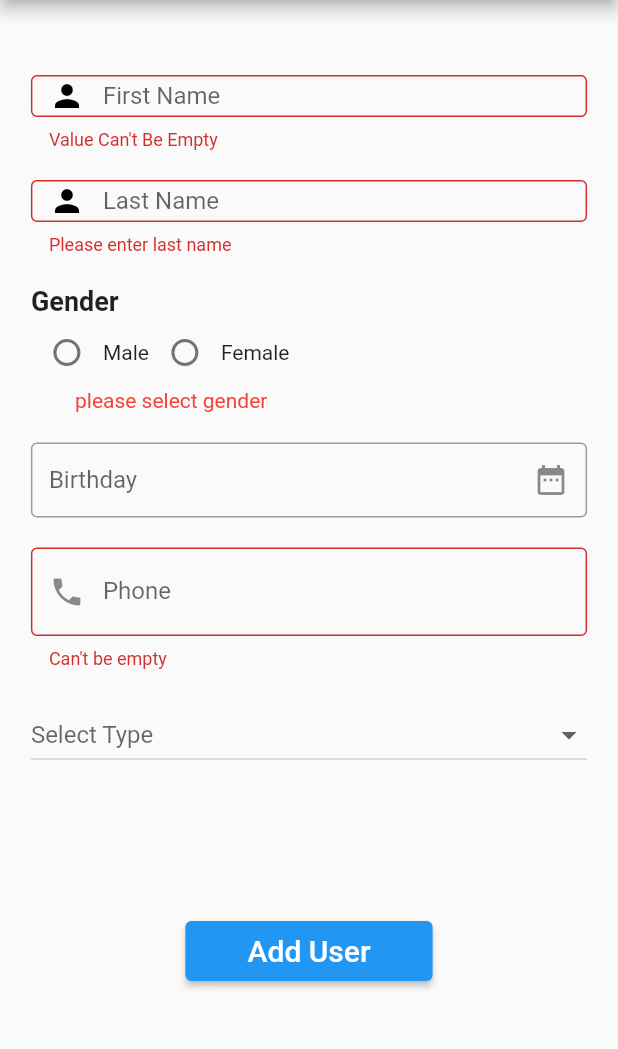
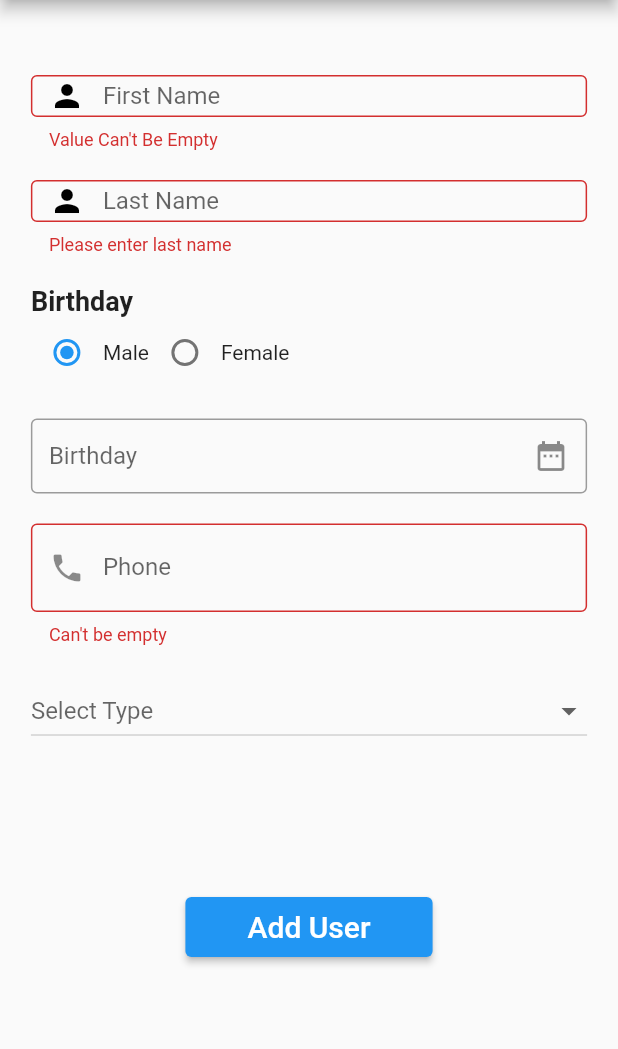
Before and after one commit to huevangxp/flutter_crud, a Flutter app: the EdittUser screen opened directly, after a tap on "Add User", on a phone screen of 412 x 824 dp, the part 84-1133 px from its top. Run offline on Flutter 3.47's test engine with Material 2 defaults, Android fonts, the phone set to English and light mode, and no system bars; our stand-ins replace google_nav_bar; missing offline and left inert: dart:html; network calls fail; statements that could not run were skipped.

Commit message:
upddate new

```diff
--- a/lib/pages/edit_user.dart
+++ b/lib/pages/edit_user.dart
@@ -1,18 +1,35 @@
 import 'package:flutter/material.dart';
+import 'package:flutter_crud/pages/home.dart';
+import 'package:flutter_crud/services/user_service.dart';
 import 'package:intl/intl.dart';
 
 class EdittUser extends StatefulWidget {
-  const EdittUser({super.key});
+  String? id;
+  String? fname;
+  String? lname;
+  String? gender;
+  String? role;
+  String? birthday;
+  String? phone;
+  EdittUser(
+      {super.key,
+      this.id,
+      this.fname,
+      this.lname,
+      this.birthday,
+      this.gender,
+      this.phone,
+      this.role});
 
   @override
   State<EdittUser> createState() => _EdittUserState();
 }
 
 class _EdittUserState extends State<EdittUser> {
-  String Gender = "";
+  String gender = "MALE";
   String selectUser = 'Select Type';
   DateTime selected = DateTime.now();
-  DateFormat formatter = DateFormat('dd-MM-yyyy');
+  DateFormat formatter = DateFormat('yyyy-MM-dd');
   TextEditingController BirthdayController = TextEditingController();
   TextEditingController _fname = TextEditingController();
   TextEditingController _lname = TextEditingController();
@@ -34,7 +51,7 @@ class _EdittUserState extends State<EdittUser> {
     return null;
   }
 
-  final userType = ['Admin', 'User'];
+  final userType = ['ADMIN', 'USER'];
 
   Future<void> _selectDate(BuildContext context) async {
     final DateTime? picked = await showDatePicker(
@@ -48,6 +65,18 @@ class _EdittUserState extends State<EdittUser> {
         BirthdayController.text = formatter.format(selected);
       });
     }
+  }
+
+  @override
+  void initState() {
+    super.initState();
+    // id = widget.id;
+    gender = widget.gender!;
+    selectUser = widget.role!;
+    BirthdayController.text = formatter.format(DateTime.parse(widget.birthday!));
+    _fname.text = widget.fname!;
+    _lname.text = widget.lname!;
+    _phone.text = widget.phone!;
   }
 
   @override
@@ -83,7 +112,7 @@ class _EdittUserState extends State<EdittUser> {
                 child: Row(
                   children: [
                     Text(
-                      "Gender",
+                      "Birthday",
                       style:
                           TextStyle(fontWeight: FontWeight.bold, fontSize: 18),
                     ),
@@ -119,13 +148,13 @@ class _EdittUserState extends State<EdittUser> {
         width: MediaQuery.of(context).size.width * 0.4,
         height: 40,
         child: ElevatedButton(
-            onPressed: () {
-              print("first name: ${_fname.text}");
-              print("last name: ${_lname.text}");
-              print("Gender: ${Gender}");
-              print("brithday: ${BirthdayController.text}");
-              print("phone: ${_phone.text}");
-              print("select: ${selectUser}");
+            onPressed: () async {
+              // print("first name: ${_fname.text}");
+              // print("last name: ${_lname.text}");
+              // print("Gender: ${gender}");
+              // print("brithday: ${BirthdayController.text}");
+              // print("phone: ${_phone.text}");
+              // print("select: ${selectUser}");
 
               if (_fname.text.isEmpty && _lname.text.isEmpty) {
                 setState(() {
@@ -137,6 +166,22 @@ class _EdittUserState extends State<EdittUser> {
                   firstNameValidate = false;
                   lastNameValidate = false;
                 });
+              }
+              var update = await UserServices().updateUser(widget.id!, {
+                "fname": _fname.text,
+                "lname": _lname.text,
+                "gender": gender,
+                "birthday": BirthdayController.text,
+                "role": selectUser,
+                "phone": _phone.text
+              });
+              if (update == 200) {
+                Navigator.pushAndRemoveUntil(
+                    context,
+                    MaterialPageRoute(
+                      builder: (context) => Home(),
+                    ),
+                    (route) => false);
               }
             },
             child: Text('Add User', style: TextStyle(fontSize: 20))));
@@ -223,11 +268,11 @@ class _EdittUserState extends State<EdittUser> {
               Row(
                 children: [
                   Radio(
-                      value: "Male",
-                      groupValue: Gender,
+                      value: "MALE",
+                      groupValue: gender,
                       onChanged: (value) {
                         setState(() {
-                          Gender = value.toString();
+                          gender = value.toString();
                           print(value);
                         });
                       }),
@@ -237,11 +282,11 @@ class _EdittUserState extends State<EdittUser> {
               Row(
                 children: [
                   Radio(
-                      value: "Female",
-                      groupValue: Gender,
+                      value: "FEMALE",
+                      groupValue: gender,
                       onChanged: (value) {
                         setState(() {
-                          Gender = value.toString();
+                          gender = value.toString();
                           print(value);
                         });
                       }),
@@ -251,7 +296,7 @@ class _EdittUserState extends State<EdittUser> {
             ],
           ),
         ),
-        Gender == ""
+        gender == ""
             ? Container(
                 padding: EdgeInsets.only(left: 50),
                 child: Row(
--- a/lib/services/api.dart
+++ b/lib/services/api.dart
@@ -1 +1 @@
-const APP_URL = "http://192.168.56.1:8000";
+const APP_URL = "http://192.168.56.1:7000";
```
Also changed, not shown: lib/pages/add_user.dart (+31 -20 lines), lib/pages/home.dart (+46 -9 lines), lib/services/user_service.dart (+33 -4 lines).
